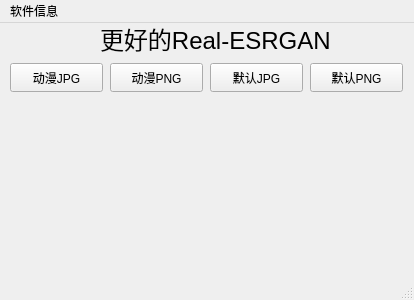
Before: the Qt Designer form Better_Real-ESRGAN/better_real_esrgan.ui in Grey-Wind/Better-Real-ESRGAN, drawn with Qt 5.
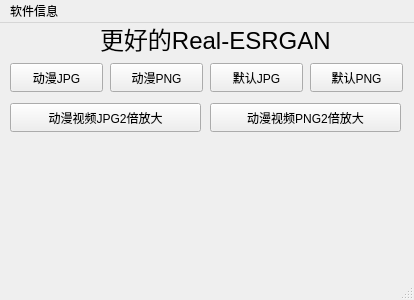
After: the same form once the commit is applied.

The edit to the form file:
```diff
--- a/Better_Real-ESRGAN/better_real_esrgan.ui
+++ b/Better_Real-ESRGAN/better_real_esrgan.ui
@@ -87,6 +87,32 @@
      <string>默认PNG</string>
     </property>
    </widget>
+   <widget class="QPushButton" name="AnimeVideoJPG2">
+    <property name="geometry">
+     <rect>
+      <x>10</x>
+      <y>80</y>
+      <width>191</width>
+      <height>29</height>
+     </rect>
+    </property>
+    <property name="text">
+     <string>动漫视频JPG2倍放大</string>
+    </property>
+   </widget>
+   <widget class="QPushButton" name="AnimeVideoPNG2">
+    <property name="geometry">
+     <rect>
+      <x>210</x>
+      <y>80</y>
+      <width>191</width>
+      <height>29</height>
+     </rect>
+    </property>
+    <property name="text">
+     <string>动漫视频PNG2倍放大</string>
+    </property>
+   </widget>
   </widget>
   <widget class="QMenuBar" name="menubar">
    <property name="geometry">
```
